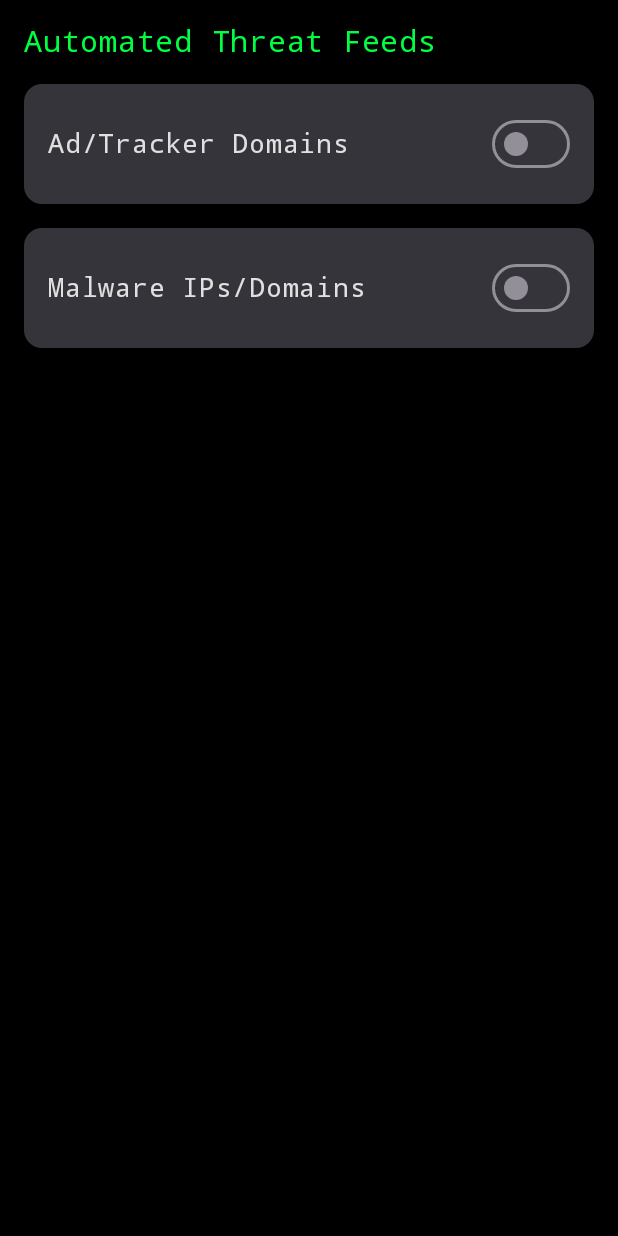
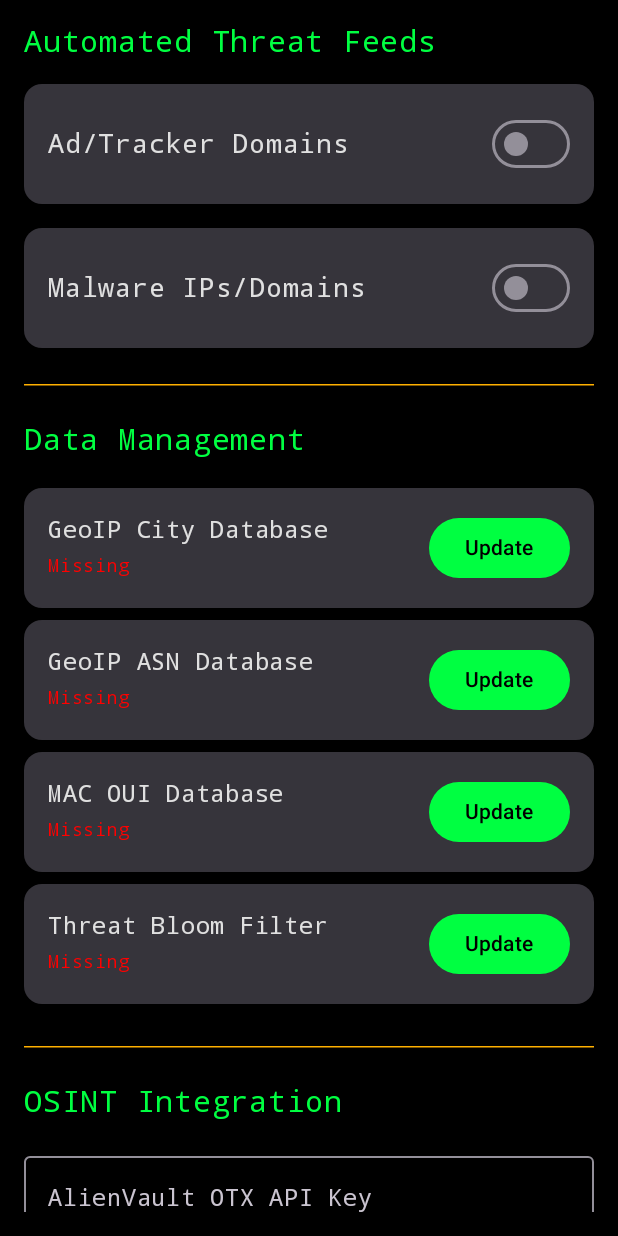
Before and after one commit to mobiseccloud/Omni-IP, an Android app built with Jetpack Compose: the composable SettingsScreen shown on its own in the app's theme, on a phone screen of 412 x 824 dp. Run offline under Robolectric (Android 15) with nearby library versions, the phone set to English and light mode, and no system bars; our stand-ins replace Room's generated code; 6 statements that could not run were skipped.

Commit message:
feat: execute protocol v1.9 data architecture overhaul
- Remove static .mmdb and oui assets to reduce APK footprint.
- Implement InitScreen with DataDownloader for dynamic baseline datasets.
- Migrate LanScanner and OmniVpnService to consume files from filesDir.
- Add Data Management dashboard UI with manual file delete hooks.
- Implement slide-window TokenBucket per UID for tactical traffic flagging.
- Wire App Info icon intent for quick tactical ejection.
- Ensure state-driven compositional routing in MainActivity avoids regressions.

Co-authored-by: mobiseccloud <249930524+mobiseccloud@users.noreply.github.com>

```diff
--- a/app/src/main/java/com/mobisec/omniip/ui/SettingsScreen.kt
+++ b/app/src/main/java/com/mobisec/omniip/ui/SettingsScreen.kt
@@ -2,6 +2,8 @@ package com.mobisec.omniip.ui
 
 import android.content.Context
 import androidx.compose.foundation.layout.*
+import androidx.compose.foundation.rememberScrollState
+import androidx.compose.foundation.verticalScroll
 import androidx.compose.material3.*
 import androidx.compose.runtime.*
 import androidx.compose.ui.Alignment
@@ -10,8 +12,10 @@ import androidx.compose.ui.platform.LocalContext
 import androidx.compose.ui.unit.dp
 import androidx.compose.ui.unit.sp
 import com.mobisec.omniip.db.Action
+import com.mobisec.omniip.ui.theme.AlertRed
 import com.mobisec.omniip.ui.theme.MatrixGreen
 import com.mobisec.omniip.ui.theme.TacticalAmber
+import java.io.File
 
 @Composable
 fun SettingsScreen() {
@@ -24,7 +28,18 @@ fun SettingsScreen() {
     var malwareEnabled by remember { mutableStateOf(sharedPrefs.getBoolean("malware_enabled", false)) }
     var malwareAction by remember { mutableStateOf(Action.valueOf(sharedPrefs.getString("malware_action", Action.BLOCK.name) ?: Action.BLOCK.name)) }
 
-    Column(modifier = Modifier.fillMaxSize().padding(16.dp)) {
+    // Dataset Management State
+    var geoIpCityExists by remember { mutableStateOf(File(context.filesDir, "GeoLite2-City.mmdb").exists()) }
+    var geoIpAsnExists by remember { mutableStateOf(File(context.filesDir, "GeoLite2-ASN.mmdb").exists()) }
+    var ouiExists by remember { mutableStateOf(File(context.filesDir, "oui.txt").exists()) }
+    var malwareFeedExists by remember { mutableStateOf(File(context.filesDir, "threat_bloom.bin").exists()) }
+
+    var alienVaultKey by remember { mutableStateOf(sharedPrefs.getString("alienvault_key", "") ?: "") }
+    var abuseIpDbKey by remember { mutableStateOf(sharedPrefs.getString("abuseipdb_key", "") ?: "") }
+
+    val scrollState = rememberScrollState()
+
+    Column(modifier = Modifier.fillMaxSize().padding(16.dp).verticalScroll(scrollState)) {
         Text("Automated Threat Feeds", fontSize = 20.sp, color = MatrixGreen)
         Spacer(modifier = Modifier.height(16.dp))
 
@@ -57,6 +72,91 @@ fun SettingsScreen() {
                 sharedPrefs.edit().putString("malware_action", it.name).apply()
             }
         )
+
+        Spacer(modifier = Modifier.height(24.dp))
+        HorizontalDivider(color = TacticalAmber)
+        Spacer(modifier = Modifier.height(24.dp))
+
+        Text("Data Management", fontSize = 20.sp, color = MatrixGreen)
+        Spacer(modifier = Modifier.height(16.dp))
+
+        DatasetManagerItem("GeoIP City Database", geoIpCityExists) {
+            File(context.filesDir, "GeoLite2-City.mmdb").delete()
+            geoIpCityExists = false
+        }
+        DatasetManagerItem("GeoIP ASN Database", geoIpAsnExists) {
+            File(context.filesDir, "GeoLite2-ASN.mmdb").delete()
+            geoIpAsnExists = false
+        }
+        DatasetManagerItem("MAC OUI Database", ouiExists) {
+            File(context.filesDir, "oui.txt").delete()
+            ouiExists = false
+        }
+        DatasetManagerItem("Threat Bloom Filter", malwareFeedExists) {
+            File(context.filesDir, "threat_bloom.bin").delete()
+            malwareFeedExists = false
+        }
+
+        Spacer(modifier = Modifier.height(24.dp))
+        HorizontalDivider(color = TacticalAmber)
+        Spacer(modifier = Modifier.height(24.dp))
+
+        Text("OSINT Integration", fontSize = 20.sp, color = MatrixGreen)
+        Spacer(modifier = Modifier.height(16.dp))
+
+        OutlinedTextField(
+            value = alienVaultKey,
+            onValueChange = {
+                alienVaultKey = it
+                sharedPrefs.edit().putString("alienvault_key", it).apply()
+            },
+            label = { Text("AlienVault OTX API Key") },
+            modifier = Modifier.fillMaxWidth()
+        )
+        Spacer(modifier = Modifier.height(8.dp))
+        OutlinedTextField(
+            value = abuseIpDbKey,
+            onValueChange = {
+                abuseIpDbKey = it
+                sharedPrefs.edit().putString("abuseipdb_key", it).apply()
+            },
+            label = { Text("AbuseIPDB API Key") },
+            modifier = Modifier.fillMaxWidth()
+        )
+    }
+}
+
+@Composable
+fun DatasetManagerItem(title: String, exists: Boolean, onDelete: () -> Unit) {
+    Card(modifier = Modifier.fillMaxWidth().padding(vertical = 4.dp)) {
+        Row(
+            modifier = Modifier.padding(16.dp),
+            verticalAlignment = Alignment.CenterVertically
+        ) {
+            Column(modifier = Modifier.weight(1f)) {
+                Text(title, fontSize = 16.sp)
+                Text(
+                    text = if (exists) "Installed" else "Missing",
+                    color = if (exists) MatrixGreen else AlertRed,
+                    fontSize = 12.sp
+                )
+            }
+            if (exists) {
+                Button(
+                    onClick = onDelete,
+                    colors = ButtonDefaults.buttonColors(containerColor = AlertRed)
+                ) {
+                    Text("Delete")
+                }
+            } else {
+                Button(
+                    onClick = { /* In a full implementation, trigger InitViewModel / Worker */ },
+                    colors = ButtonDefaults.buttonColors(containerColor = MatrixGreen)
+                ) {
+                    Text("Update")
+                }
+            }
+        }
     }
 }
 
```
Also changed, not shown: app/src/main/java/com/mobisec/omniip/ui/RulesScreen.kt (+33 -0 lines), app/src/main/java/com/mobisec/omniip/vpn/OmniVpnService.kt (+83 -1 lines).
